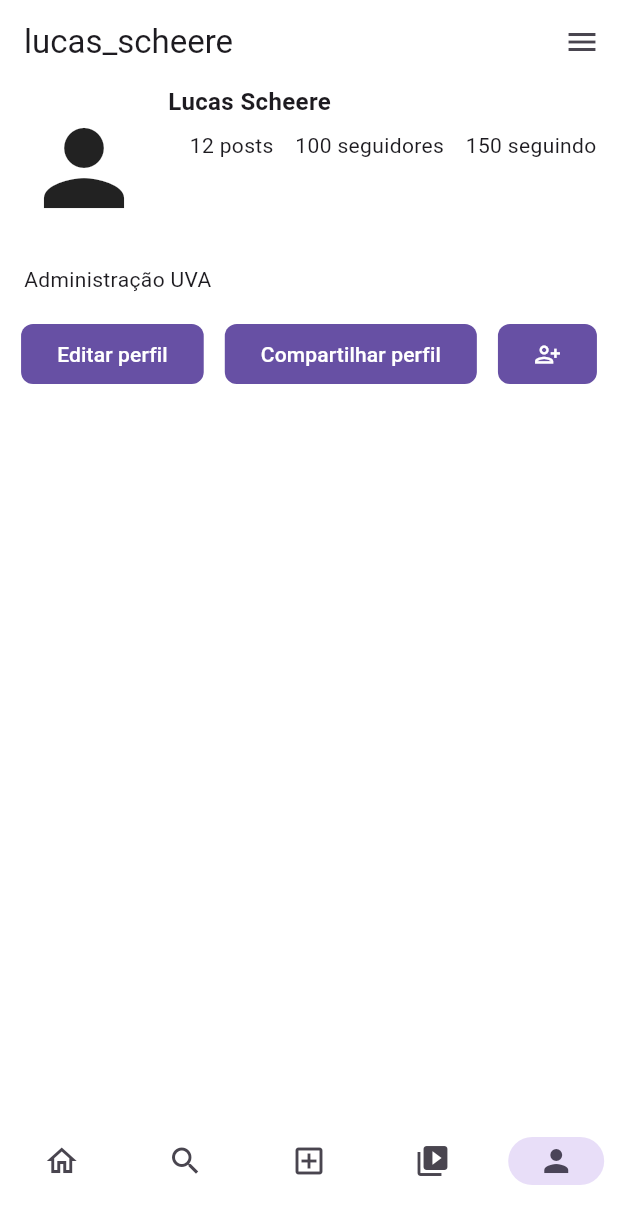
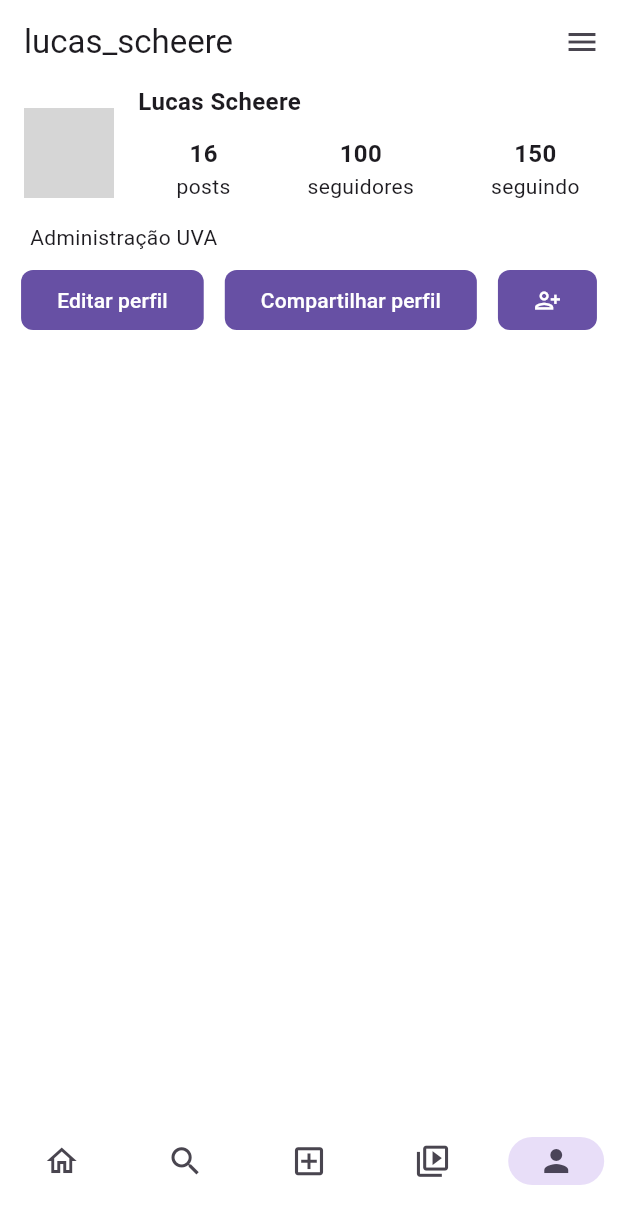
Before and after one commit to Lucasscheere/clone_instagram, a Flutter app: the screen it shows after launch, item 5 of the bottom bar chosen, on a phone screen of 412 x 824 dp. Shown: the top 1224 px of the screen. Run offline on Flutter 3.47's test engine with Material 3 defaults, Android fonts, the phone set to English and light mode, and no system bars; our stand-ins replace font_awesome_flutter, google_fonts; network calls fail; grey boxes are pictures that could not be loaded.

Commit message:
style page profile

```diff
--- a/lib/pages/notifications.dart
+++ b/lib/pages/notifications.dart
@@ -1,7 +1,7 @@
 import 'package:flutter/material.dart';
 
-class NotifictionsPage extends StatelessWidget {
-  const NotifictionsPage({super.key});
+class NotificationsPage extends StatelessWidget {
+  const NotificationsPage({super.key});
 
   @override
   Widget build(BuildContext context) {
--- a/lib/pages/profile.dart
+++ b/lib/pages/profile.dart
@@ -11,16 +11,20 @@ class ProfilePage extends StatelessWidget {
       appBar: AppBarProfile(),
       endDrawer: const Drawer(),
       body: SizedBox(
-        width: double.infinity, // 👈 garante largura total
+        width: double.infinity,
         child: Column(
           crossAxisAlignment: CrossAxisAlignment.start,
           children: [
             Row(
               crossAxisAlignment: CrossAxisAlignment.start,
               children: [
-                const Padding(
+                Padding(
                   padding: EdgeInsets.all(16),
-                  child: Icon(Icons.person, size: 80),
+                  child: CircleAvatar(radius: 30,
+                    backgroundImage: NetworkImage(
+                      'https://pm1.aminoapps.com/6685/a4732eb0ea200d8554265ef7ceb31694eb286f93_128.jpg',
+                    ),
+                  ),
                 ),
                 Expanded(
                   child: Column(
@@ -33,13 +37,39 @@ class ProfilePage extends StatelessWidget {
                           fontWeight: FontWeight.bold,
                         ),
                       ),
-                      const SizedBox(height: 8),
+
+                      // Info posts, follows and followers
+                      const SizedBox(height: 12),
                       Row(
-                        mainAxisAlignment: MainAxisAlignment.spaceEvenly,
+                        mainAxisAlignment: MainAxisAlignment.spaceAround,
                         children: const [
-                          Text('12 posts'),
-                          Text('100 seguidores'),
-                          Text('150 seguindo'),
+                          Column(
+                            children: [
+                              Text(
+                                '16',
+                                style: TextStyle(fontWeight: FontWeight.bold, fontSize: 16),
+                              ),
+                              Text('posts'),
+                            ],
+                          ),
+                          Column(
+                            children: [
+                              Text(
+                                '100',
+                                style: TextStyle(fontWeight: FontWeight.bold, fontSize: 16),
+                              ),
+                              Text('seguidores'),
+                            ],
+                          ),
+                          Column(
+                            children: [
+                              Text(
+                                '150',
+                                style: TextStyle(fontWeight: FontWeight.bold, fontSize: 16),
+                              ),
+                              Text('seguindo'),
+                            ],
+                          ),
                         ],
                       ),
                     ],
@@ -47,12 +77,14 @@ class ProfilePage extends StatelessWidget {
                 ),
               ],
             ),
-            const SizedBox(height: 8),
+
+            // Info bio
+            const SizedBox(),
             const Padding(
-              padding: EdgeInsets.symmetric(horizontal: 16),
+              padding: EdgeInsets.symmetric(horizontal: 20),
               child: Text('Administração UVA'),
             ),
-            const SizedBox(height: 16),
+            const SizedBox(height: 8),
 
             // Buttons
             Row(
--- a/lib/widgets/app_bar_feed.dart
+++ b/lib/widgets/app_bar_feed.dart
@@ -27,7 +27,7 @@ class AppBarFeed extends StatelessWidget implements PreferredSizeWidget {
           onPressed: () {
             Navigator.push(
               context,
-              MaterialPageRoute(builder: (context) => NotifictionsPage()),
+              MaterialPageRoute(builder: (context) => NotificationsPage()),
             );
           },
         ),
--- a/lib/widgets/navigation_bar.dart
+++ b/lib/widgets/navigation_bar.dart
@@ -3,6 +3,7 @@ import 'package:flutter/material.dart';
 class NavigationBarCustom extends StatelessWidget {
   final int currentIndex;
   final ValueChanged<int> onDestinationSelected;
+  final double sizeIcon = 25.0;
 
   const NavigationBarCustom({
     super.key,
@@ -16,23 +17,27 @@ class NavigationBarCustom extends StatelessWidget {
       backgroundColor: Colors.white,
       selectedIndex: currentIndex,
       onDestinationSelected: onDestinationSelected,
-      destinations: const [
+      destinations: [
         NavigationDestination(
           icon: Icon(Icons.home_outlined),
           selectedIcon: Icon(Icons.home),
           label: '',
         ),
         NavigationDestination(
-          icon: Icon(Icons.search),
-          selectedIcon: Icon(Icons.search),
+          icon: Icon(Icons.search, size: sizeIcon),
+          selectedIcon: Icon(Icons.search, size: sizeIcon),
           label: '',
         ),
         NavigationDestination(
-          icon: Icon(Icons.add_box_outlined),
-          selectedIcon: Icon(Icons.add_box),
+          icon: Icon(Icons.add_box_outlined, size: sizeIcon),
+          selectedIcon: Icon(Icons.add_box, size: sizeIcon),
           label: '',
         ),
-        NavigationDestination(icon: Icon(Icons.video_library), label: ''),
+        NavigationDestination(
+          icon: Icon(Icons.video_library_outlined, size: sizeIcon),
+          selectedIcon: Icon(Icons.video_library, size: sizeIcon),
+          label: '',
+        ),
         NavigationDestination(
           icon: Icon(Icons.person_outline),
           selectedIcon: Icon(Icons.person),
```
